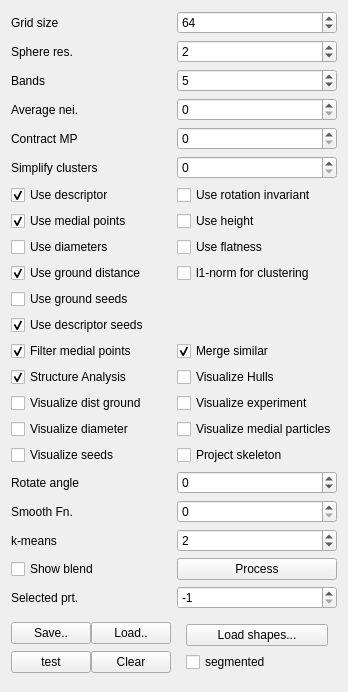
Above: particles/particles-widget.ui from ialhashim/ddtt-dev before the change. Below: the same form after it.
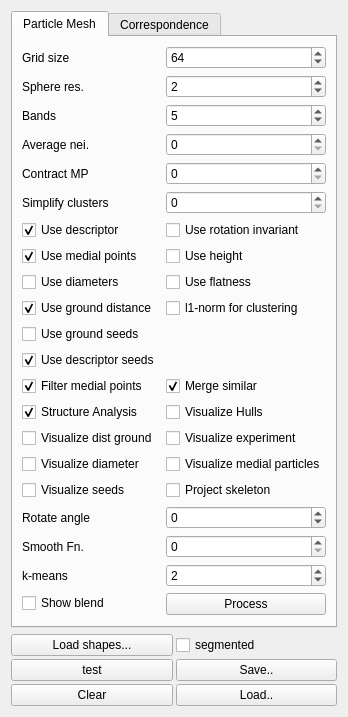
That is the form after the change. The open tabs and pages were chosen to show the change.

Commit message: [particles] first successful run of the pipeline.

```diff
--- a/particles/particles-widget.ui
+++ b/particles/particles-widget.ui
@@ -6,15 +6,35 @@
    <rect>
     <x>0</x>
     <y>0</y>
-    <width>313</width>
-    <height>635</height>
+    <width>310</width>
+    <height>660</height>
    </rect>
   </property>
   <property name="windowTitle">
    <string>Particles</string>
   </property>
-  <layout class="QGridLayout" name="gridLayout">
-   <item row="1" column="1">
+  <layout class="QVBoxLayout" name="verticalLayout_2">
+   <item>
+    <widget class="QTabWidget" name="tabWidget">
+     <property name="currentIndex">
+      <number>1</number>
+     </property>
+     <widget class="QWidget" name="tab">
+      <attribute name="title">
+       <string>Particle Mesh</string>
+      </attribute>
+      <layout class="QFormLayout" name="formLayout">
+       <property name="fieldGrowthPolicy">
+        <enum>QFormLayout::AllNonFixedFieldsGrow</enum>
+       </property>
+       <item row="0" column="0">
+        <widget class="QLabel" name="label_2">
+         <property name="text">
+          <string>Grid size</string>
+         </property>
+        </widget>
+       </item>
+       <item row="0" column="1">
     <widget class="QSpinBox" name="gridsize">
      <property name="minimum">
       <number>8</number>
@@ -27,40 +47,31 @@
      </property>
     </widget>
    </item>
-   <item row="36" column="1">
-    <widget class="QSpinBox" name="selectedParticle">
-     <property name="minimum">
-      <number>-1</number>
-     </property>
+       <item row="1" column="0">
+        <widget class="QLabel" name="label_3">
+         <property name="text">
+          <string>Sphere res.</string>
+         </property>
+        </widget>
+       </item>
+       <item row="1" column="1">
+        <widget class="QSpinBox" name="sphereResolution">
      <property name="maximum">
-      <number>100000000</number>
+          <number>12</number>
      </property>
      <property name="value">
-      <number>-1</number>
+          <number>2</number>
      </property>
     </widget>
    </item>
-   <item row="15" column="0">
-    <widget class="QCheckBox" name="useGroundDistSeed">
+       <item row="2" column="0">
+        <widget class="QLabel" name="label_5">
      <property name="text">
-      <string>Use ground seeds</string>
-     </property>
-     <property name="checked">
-      <bool>false</bool>
-     </property>
-    </widget>
-   </item>
-   <item row="21" column="0">
-    <widget class="QCheckBox" name="performSturctureAnalysis">
-     <property name="text">
-      <string>Structure Analysis</string>
-     </property>
-     <property name="checked">
-      <bool>true</bool>
-     </property>
-    </widget>
-   </item>
-   <item row="3" column="1">
+          <string>Bands</string>
+         </property>
+        </widget>
+       </item>
+       <item row="2" column="1">
     <widget class="QSpinBox" name="bands">
      <property name="minimum">
       <number>0</number>
@@ -73,120 +84,122 @@
      </property>
     </widget>
    </item>
-   <item row="23" column="0">
-    <widget class="QCheckBox" name="showDistGround">
+       <item row="3" column="0">
+        <widget class="QLabel" name="avgNeighItersLabel">
      <property name="text">
-      <string>Visualize dist ground</string>
+          <string>Average nei.</string>
      </property>
     </widget>
    </item>
-   <item row="24" column="1">
-    <widget class="QCheckBox" name="showMedial">
-     <property name="text">
-      <string>Visualize medial particles</string>
+       <item row="3" column="1">
+        <widget class="QSpinBox" name="avgNeighIters">
+         <property name="value">
+          <number>0</number>
      </property>
     </widget>
    </item>
-   <item row="36" column="0">
-    <widget class="QLabel" name="label">
-     <property name="text">
-      <string>Selected prt.</string>
-     </property>
-    </widget>
-   </item>
-   <item row="5" column="0">
+       <item row="4" column="0">
     <widget class="QLabel" name="label_6">
      <property name="text">
       <string>Contract MP</string>
      </property>
     </widget>
    </item>
-   <item row="18" column="0">
-    <widget class="QCheckBox" name="filterMedialPoints">
-     <property name="text">
-      <string>Filter medial points</string>
-     </property>
-     <property name="checked">
-      <bool>true</bool>
-     </property>
-    </widget>
-   </item>
-   <item row="31" column="1">
-    <widget class="QSpinBox" name="rotateAngle">
-     <property name="minimum">
-      <number>-360</number>
-     </property>
-     <property name="maximum">
-      <number>360</number>
-     </property>
-    </widget>
-   </item>
-   <item row="5" column="1">
+       <item row="4" column="1">
     <widget class="QSpinBox" name="contractMedial"/>
    </item>
-   <item row="1" column="0">
-    <widget class="QLabel" name="label_2">
-     <property name="text">
-      <string>Grid size</string>
-     </property>
-    </widget>
-   </item>
-   <item row="32" column="0">
-    <widget class="QLabel" name="fnSmoothItersLabel">
-     <property name="text">
-      <string>Smooth Fn.</string>
-     </property>
-    </widget>
-   </item>
-   <item row="34" column="0">
-    <widget class="QLabel" name="label_4">
-     <property name="text">
-      <string>k-means</string>
-     </property>
-    </widget>
-   </item>
-   <item row="6" column="0">
+       <item row="5" column="0">
     <widget class="QLabel" name="simplifyClusterLabel">
      <property name="text">
       <string>Simplify clusters</string>
      </property>
     </widget>
    </item>
-   <item row="2" column="0">
-    <widget class="QLabel" name="label_3">
+       <item row="5" column="1">
+        <widget class="QSpinBox" name="simplifyCluster"/>
+       </item>
+       <item row="6" column="0">
+        <widget class="QCheckBox" name="useDescriptor">
      <property name="text">
-      <string>Sphere res.</string>
-     </property>
-    </widget>
-   </item>
-   <item row="21" column="1">
-    <widget class="QCheckBox" name="showHulls">
+          <string>Use descriptor</string>
+         </property>
+         <property name="checked">
+          <bool>true</bool>
+         </property>
+        </widget>
+       </item>
+       <item row="6" column="1">
+        <widget class="QCheckBox" name="useRotationInv">
      <property name="text">
-      <string>Visualize Hulls</string>
+          <string>Use rotation invariant</string>
+         </property>
+        </widget>
+       </item>
+       <item row="7" column="0">
+        <widget class="QCheckBox" name="useMedialPoints">
+         <property name="text">
+          <string>Use medial points</string>
+         </property>
+         <property name="checked">
+          <bool>true</bool>
+         </property>
+        </widget>
+       </item>
+       <item row="7" column="1">
+        <widget class="QCheckBox" name="useHeight">
+         <property name="text">
+          <string>Use height</string>
+         </property>
+        </widget>
+       </item>
+       <item row="8" column="0">
+        <widget class="QCheckBox" name="useDiameter">
+         <property name="text">
+          <string>Use diameters</string>
      </property>
      <property name="checked">
       <bool>false</bool>
      </property>
     </widget>
    </item>
-   <item row="11" column="1">
+       <item row="8" column="1">
     <widget class="QCheckBox" name="useFlat">
      <property name="text">
       <string>Use flatness</string>
      </property>
     </widget>
    </item>
-   <item row="6" column="1">
-    <widget class="QSpinBox" name="simplifyCluster"/>
-   </item>
-   <item row="35" column="1">
-    <widget class="QPushButton" name="processShapesButton">
+       <item row="9" column="0">
+        <widget class="QCheckBox" name="useGroundDist">
+         <property name="text">
+          <string>Use ground distance</string>
+         </property>
+         <property name="checked">
+          <bool>true</bool>
+         </property>
+        </widget>
+       </item>
+       <item row="9" column="1">
+        <widget class="QCheckBox" name="l1norm">
      <property name="text">
-      <string>Process</string>
-     </property>
-    </widget>
-   </item>
-   <item row="16" column="0">
+          <string>l1-norm for clustering</string>
+         </property>
+         <property name="checked">
+          <bool>false</bool>
+         </property>
+        </widget>
+       </item>
+       <item row="10" column="0">
+        <widget class="QCheckBox" name="useGroundDistSeed">
+         <property name="text">
+          <string>Use ground seeds</string>
+         </property>
+         <property name="checked">
+          <bool>false</bool>
+         </property>
+        </widget>
+       </item>
+       <item row="11" column="0">
     <widget class="QCheckBox" name="useDescSeed">
      <property name="text">
       <string>Use descriptor seeds</string>
@@ -196,14 +209,17 @@
      </property>
     </widget>
    </item>
-   <item row="23" column="1">
-    <widget class="QCheckBox" name="showExperiment">
+       <item row="12" column="0">
+        <widget class="QCheckBox" name="filterMedialPoints">
      <property name="text">
-      <string>Visualize experiment</string>
+          <string>Filter medial points</string>
+         </property>
+         <property name="checked">
+          <bool>true</bool>
      </property>
     </widget>
    </item>
-   <item row="18" column="1">
+       <item row="12" column="1">
     <widget class="QCheckBox" name="isMerge">
      <property name="text">
       <string>Merge similar</string>
@@ -213,72 +229,107 @@
      </property>
     </widget>
    </item>
-   <item row="31" column="0">
-    <widget class="QLabel" name="label_8">
+       <item row="13" column="0">
+        <widget class="QCheckBox" name="performSturctureAnalysis">
      <property name="text">
-      <string>Rotate angle</string>
-     </property>
-    </widget>
-   </item>
-   <item row="10" column="1">
-    <widget class="QCheckBox" name="useHeight">
-     <property name="text">
-      <string>Use height</string>
-     </property>
-    </widget>
-   </item>
-   <item row="8" column="0">
-    <widget class="QCheckBox" name="useDescriptor">
-     <property name="text">
-      <string>Use descriptor</string>
+          <string>Structure Analysis</string>
      </property>
      <property name="checked">
       <bool>true</bool>
      </property>
     </widget>
    </item>
-   <item row="8" column="1">
-    <widget class="QCheckBox" name="useRotationInv">
+       <item row="13" column="1">
+        <widget class="QCheckBox" name="showHulls">
      <property name="text">
-      <string>Use rotation invariant</string>
-     </property>
-    </widget>
-   </item>
-   <item row="35" column="0">
-    <widget class="QCheckBox" name="isShowBlend">
+          <string>Visualize Hulls</string>
+         </property>
+         <property name="checked">
+          <bool>false</bool>
+         </property>
+        </widget>
+       </item>
+       <item row="14" column="0">
+        <widget class="QCheckBox" name="showDistGround">
      <property name="text">
-      <string>Show blend</string>
+          <string>Visualize dist ground</string>
      </property>
     </widget>
    </item>
-   <item row="42" column="0" colspan="2">
-    <spacer name="verticalSpacer">
-     <property name="orientation">
-      <enum>Qt::Vertical</enum>
-     </property>
-     <property name="sizeHint" stdset="0">
-      <size>
-       <width>20</width>
-       <height>40</height>
-      </size>
-     </property>
-    </spacer>
-   </item>
-   <item row="30" column="1">
+       <item row="14" column="1">
+        <widget class="QCheckBox" name="showExperiment">
+         <property name="text">
+          <string>Visualize experiment</string>
+         </property>
+        </widget>
+       </item>
+       <item row="15" column="0">
+        <widget class="QCheckBox" name="showDiameter">
+         <property name="text">
+          <string>Visualize diameter</string>
+         </property>
+        </widget>
+       </item>
+       <item row="15" column="1">
+        <widget class="QCheckBox" name="showMedial">
+         <property name="text">
+          <string>Visualize medial particles</string>
+         </property>
+        </widget>
+       </item>
+       <item row="16" column="0">
+        <widget class="QCheckBox" name="showSeeds">
+         <property name="text">
+          <string>Visualize seeds</string>
+         </property>
+        </widget>
+       </item>
+       <item row="16" column="1">
     <widget class="QCheckBox" name="projectSkeleton">
      <property name="text">
       <string>Project skeleton</string>
      </property>
     </widget>
    </item>
-   <item row="32" column="1">
+       <item row="17" column="0">
+        <widget class="QLabel" name="label_8">
+         <property name="text">
+          <string>Rotate angle</string>
+         </property>
+        </widget>
+       </item>
+       <item row="17" column="1">
+        <widget class="QSpinBox" name="rotateAngle">
+         <property name="minimum">
+          <number>-360</number>
+         </property>
+         <property name="maximum">
+          <number>360</number>
+         </property>
+        </widget>
+       </item>
+       <item row="18" column="0">
+        <widget class="QLabel" name="fnSmoothItersLabel">
+         <property name="text">
+          <string>Smooth Fn.</string>
+         </property>
+        </widget>
+       </item>
+       <item row="18" column="1">
     <widget class="QSpinBox" name="fnSmoothIters">
      <property name="maximum">
       <number>200</number>
      </property>
     </widget>
    </item>
-   <item row="34" column="1">
+       <item row="19" column="0">
+        <widget class="QLabel" name="label_4">
+         <property name="text">
+          <string>k-means</string>
+         </property>
+        </widget>
+       </item>
+       <item row="19" column="1">
     <widget class="QSpinBox" name="kclusters">
      <property name="minimum">
       <number>1</number>
@@ -291,112 +342,46 @@
      </property>
     </widget>
    </item>
-   <item row="2" column="1">
-    <widget class="QSpinBox" name="sphereResolution">
-     <property name="maximum">
-      <number>12</number>
-     </property>
-     <property name="value">
-      <number>2</number>
-     </property>
-    </widget>
-   </item>
-   <item row="30" column="0">
-    <widget class="QCheckBox" name="showSeeds">
+       <item row="20" column="0">
+        <widget class="QCheckBox" name="isShowBlend">
      <property name="text">
-      <string>Visualize seeds</string>
+          <string>Show blend</string>
      </property>
     </widget>
    </item>
-   <item row="12" column="1">
-    <widget class="QCheckBox" name="l1norm">
+       <item row="20" column="1">
+        <widget class="QPushButton" name="processShapesButton">
      <property name="text">
-      <string>l1-norm for clustering</string>
-     </property>
-     <property name="checked">
-      <bool>false</bool>
-     </property>
-    </widget>
-   </item>
-   <item row="12" column="0">
-    <widget class="QCheckBox" name="useGroundDist">
-     <property name="text">
-      <string>Use ground distance</string>
-     </property>
-     <property name="checked">
-      <bool>true</bool>
-     </property>
-    </widget>
-   </item>
-   <item row="4" column="0">
-    <widget class="QLabel" name="avgNeighItersLabel">
+          <string>Process</string>
+         </property>
+        </widget>
+       </item>
+      </layout>
+     </widget>
+     <widget class="QWidget" name="tab_2">
+      <attribute name="title">
+       <string>Correspondence</string>
+      </attribute>
+      <layout class="QGridLayout" name="gridLayout">
+       <item row="0" column="1">
+        <widget class="QPushButton" name="runCorrespondence">
      <property name="text">
-      <string>Average nei.</string>
+          <string>Run...</string>
      </property>
     </widget>
    </item>
-   <item row="11" column="0">
-    <widget class="QCheckBox" name="useDiameter">
+       <item row="0" column="0">
+        <widget class="QLabel" name="label">
      <property name="text">
-      <string>Use diameters</string>
-     </property>
-     <property name="checked">
-      <bool>false</bool>
-     </property>
-    </widget>
-   </item>
-   <item row="24" column="0">
-    <widget class="QCheckBox" name="showDiameter">
-     <property name="text">
-      <string>Visualize diameter</string>
-     </property>
-    </widget>
-   </item>
-   <item row="3" column="0">
-    <widget class="QLabel" name="label_5">
-     <property name="text">
-      <string>Bands</string>
-     </property>
+          <string>Correspondence</string>
+         </property>
+        </widget>
+       </item>
+      </layout>
+     </widget>
     </widget>
    </item>
-   <item row="4" column="1">
-    <widget class="QSpinBox" name="avgNeighIters">
-     <property name="value">
-      <number>0</number>
-     </property>
-    </widget>
-   </item>
-   <item row="10" column="0">
-    <widget class="QCheckBox" name="useMedialPoints">
-     <property name="text">
-      <string>Use medial points</string>
-     </property>
-     <property name="checked">
-      <bool>true</bool>
-     </property>
-    </widget>
-   </item>
-   <item row="37" column="1" rowspan="2">
-    <widget class="QWidget" name="widget_2" native="true">
-     <layout class="QVBoxLayout" name="verticalLayout">
       <item>
-       <widget class="QPushButton" name="loadShapes">
-        <property name="text">
-         <string>Load shapes...</string>
-        </property>
-       </widget>
-      </item>
-      <item>
-       <widget class="QCheckBox" name="isSegmentedMesh">
-        <property name="text">
-         <string>segmented</string>
-        </property>
-       </widget>
-      </item>
-     </layout>
-    </widget>
-   </item>
-   <item row="37" column="0" rowspan="2">
     <widget class="QWidget" name="widget" native="true">
      <layout class="QGridLayout" name="gridLayout_2">
       <property name="leftMargin">
@@ -412,39 +397,66 @@
        <number>0</number>
       </property>
       <property name="spacing">
-       <number>0</number>
+       <number>3</number>
       </property>
-      <item row="0" column="0">
-       <widget class="QPushButton" name="saveMeshes">
-        <property name="text">
-         <string>Save..</string>
-        </property>
-       </widget>
-      </item>
-      <item row="0" column="2">
+      <item row="3" column="3">
        <widget class="QPushButton" name="loadMeshes">
         <property name="text">
          <string>Load..</string>
         </property>
        </widget>
       </item>
+      <item row="2" column="3">
+       <widget class="QPushButton" name="saveMeshes">
+        <property name="text">
+         <string>Save..</string>
+        </property>
+       </widget>
+      </item>
       <item row="1" column="2">
-       <widget class="QPushButton" name="clearMeshes">
+       <widget class="QPushButton" name="loadShapes">
         <property name="text">
-         <string>Clear</string>
+         <string>Load shapes...</string>
         </property>
        </widget>
       </item>
-      <item row="1" column="0">
+      <item row="2" column="2">
        <widget class="QPushButton" name="testButton">
         <property name="text">
          <string>test</string>
         </property>
        </widget>
       </item>
+      <item row="3" column="2">
+       <widget class="QPushButton" name="clearMeshes">
+        <property name="text">
+         <string>Clear</string>
+        </property>
+       </widget>
+      </item>
+      <item row="1" column="3">
+       <widget class="QCheckBox" name="isSegmentedMesh">
+        <property name="text">
+         <string>segmented</string>
+        </property>
+       </widget>
+      </item>
      </layout>
     </widget>
    </item>
+   <item>
+    <spacer name="verticalSpacer">
+     <property name="orientation">
+      <enum>Qt::Vertical</enum>
+     </property>
+     <property name="sizeHint" stdset="0">
+      <size>
+       <width>20</width>
+       <height>40</height>
+      </size>
+     </property>
+    </spacer>
+   </item>
   </layout>
  </widget>
  <resources/>
```
Lines whose indentation alone changed are shown as unchanged. The commit also changes 13 other files.
